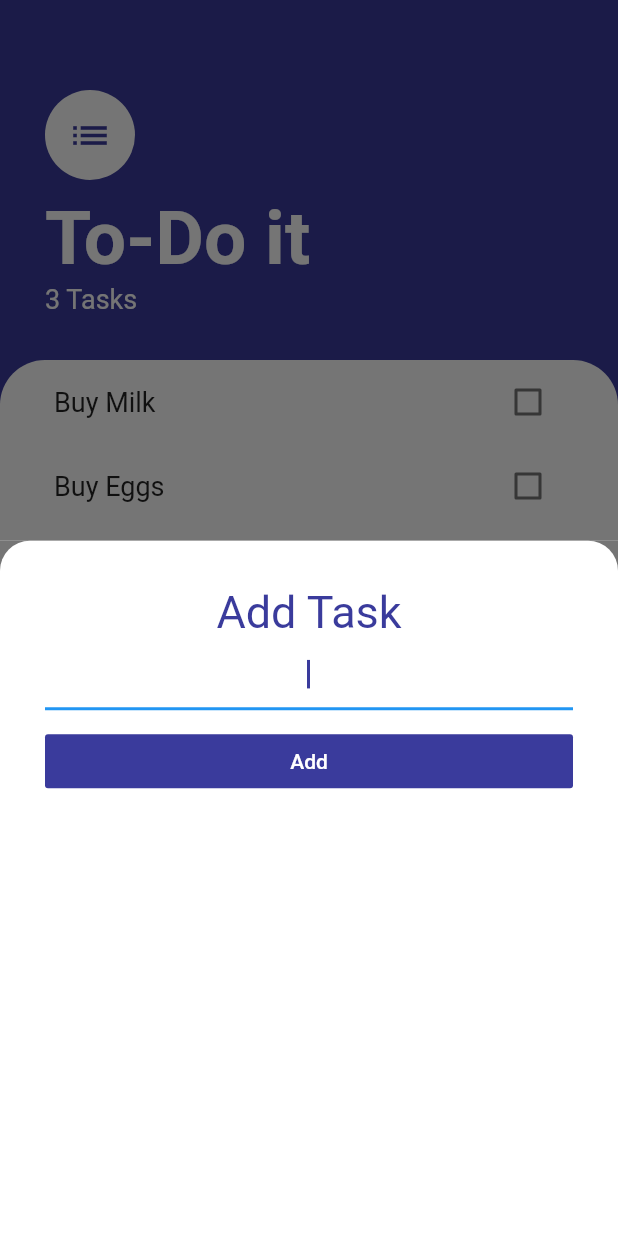
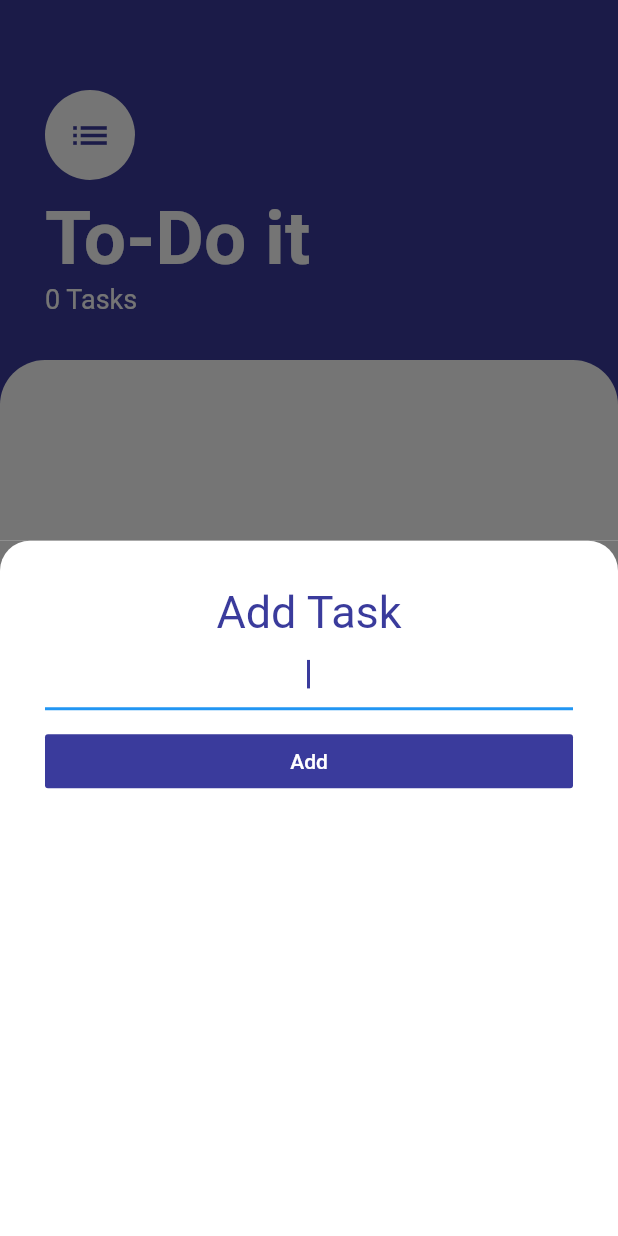
Before and after one commit to justEhmadSaeed/todo-it, a Flutter app: the screen it shows after launch, after a tap on the "add" icon, on a phone screen of 412 x 824 dp. Run offline on Flutter 3.47's test engine with Material 2 defaults, Android fonts, the phone set to English and light mode, and no system bars; our stand-ins replace shared_preferences.

Commit message:
📦 NEW: Local Todos storage functionality

```diff
--- a/lib/main.dart
+++ b/lib/main.dart
@@ -11,7 +11,7 @@ class MyApp extends StatelessWidget {
   @override
   Widget build(BuildContext context) {
     return ChangeNotifierProvider(
-      create: (context) => TaskData(),
+      create: (_) => TaskData(),
       child: MaterialApp(
         home: TasksScreen(),
       ),
--- a/lib/models/task-data.dart
+++ b/lib/models/task-data.dart
@@ -2,20 +2,43 @@ import 'package:flutter/cupertino.dart';
 import "package:flutter/foundation.dart";
 import 'package:todo_app/models/task.dart';
 import 'dart:collection';
+import 'package:shared_preferences/shared_preferences.dart';
 
 class TaskData extends ChangeNotifier {
-  List<Task> _tasks = [
-    Task(name: 'Buy Milk'),
-    Task(name: 'Buy Eggs'),
-    Task(name: 'Buy Books'),
-  ];
+  TaskData() {
+    readPref();
+  }
+  List<Task> _tasks = [];
+
+  void _writePref(String taskTitle, bool isChecked) async {
+    final prefs = await SharedPreferences.getInstance();
+    prefs.setBool(taskTitle, isChecked);
+  }
+
+  void readPref() async {
+    final prefs = await SharedPreferences.getInstance();
+    final keys = prefs.getKeys() ?? null;
+    if (keys == null) return;
+
+    for (String key in keys) {
+      _tasks.add(Task(name: key, isDone: prefs.get(key)));
+    }
+    notifyListeners();
+  }
+
   UnmodifiableListView<Task> get tasks => UnmodifiableListView(_tasks);
   int get taskCount => _tasks.length;
 
   void addTask(String taskTitle) {
     if (taskTitle?.isEmpty ?? true) return;
 
+    var existingTask = _tasks.firstWhere((element) => element.name == taskTitle,
+        orElse: () => null);
+
+    if (existingTask != null) return;
+
     _tasks.add(Task(name: taskTitle));
+    _writePref(taskTitle, false);
     notifyListeners();
   }
 
@@ -24,8 +47,9 @@ class TaskData extends ChangeNotifier {
     notifyListeners();
   }
 
-  void toggleCheckBox(task) {
+  void toggleCheckBox(Task task) {
     task.toggleDone();
+    _writePref(task.name, task.isDone);
     notifyListeners();
   }
 }
--- a/pubspec.yaml
+++ b/pubspec.yaml
@@ -29,6 +29,7 @@ dependencies:
   # Use with the CupertinoIcons class for iOS style icons.
   cupertino_icons: ^0.1.3
   provider: ^4.3.2+2
+  shared_preferences: ^0.5.12
 
 dev_dependencies:
   flutter_test:
```
Also changed, not shown: pubspec.lock, 1 other file.
